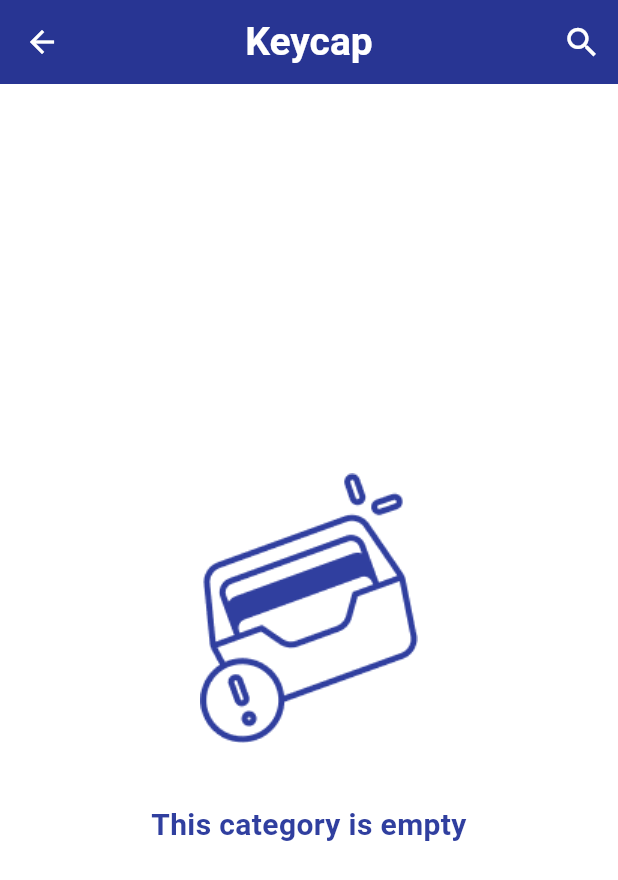
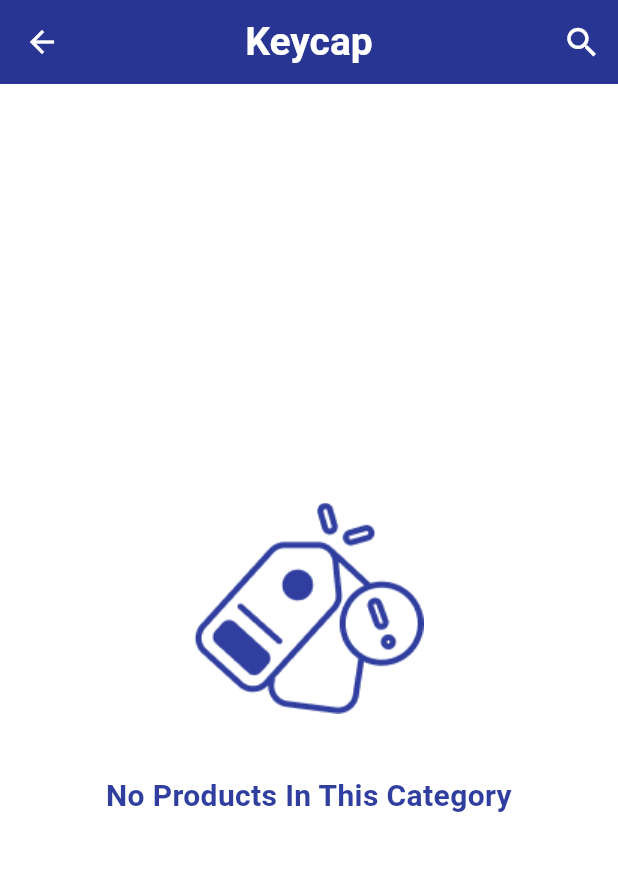
Before and after one commit to nggiahuy09/keyboard_shop, a Flutter app: the MyCategoriesPage screen opened directly, after a tap on "Keycap", on a phone screen of 412 x 824 dp. Shown: the top 880 px of the screen. Run offline on Flutter 3.47's test engine with Material 3 defaults, Android fonts, the light colour scheme and no system bars; our stand-ins replace badges, card_swiper, cloud_firestore, firebase_auth, firebase_core, flutter_iconly and 3 more; accounts and stored records are empty.

Commit message:
feat: search product by name

```diff
--- a/lib/pages/categories_page.dart
+++ b/lib/pages/categories_page.dart
@@ -30,7 +30,10 @@ class MyCategoriesPage extends StatelessWidget {
                 Navigator.of(context).push(
                   MaterialPageRoute(
                     builder: (context) {
-                      return ViewAllPage(title: category[index].name);
+                      return ViewAllPage(
+                        title: category[index].name,
+                        isCategoryPage: true,
+                      );
                     },
                   ),
                 );
--- a/lib/pages/fetch_page.dart
+++ b/lib/pages/fetch_page.dart
@@ -13,7 +13,7 @@ class FetchScreen extends StatefulWidget {
 class _FetchScreenState extends State<FetchScreen> {
   @override
   void initState() {
-    Future.delayed(const Duration(microseconds: 8)).then(
+    Future.delayed(const Duration(microseconds: 5)).then(
       (_) async {
         final productsProvider = Provider.of<ProductsProvider>(context, listen: false);
         await productsProvider.fetchProducts();
--- a/lib/pages/view_all_page.dart
+++ b/lib/pages/view_all_page.dart
@@ -25,8 +25,15 @@ class ViewAllPage extends StatefulWidget {
 
 class _ViewAllPageState extends State<ViewAllPage> {
   final TextEditingController _searchTextController = TextEditingController();
+  List<ProductModel> products = [];
 
   var isSearching = false;
+
+  @override
+  void initState() {
+    products = _getProducts(context);
+    super.initState();
+  }
 
   @override
   void dispose() {
@@ -35,13 +42,13 @@ class _ViewAllPageState extends State<ViewAllPage> {
   }
 
   List<ProductModel> _getProducts(BuildContext context) {
-    final productsProvider = Provider.of<ProductsProvider>(context);
+    final productsProvider = Provider.of<ProductsProvider>(context, listen: false);
 
     final products = widget.isCategoryPage
-        ? widget.isSalePage
+        ? productsProvider.findByCategory(widget.title)
+        : widget.isSalePage
             ? productsProvider.saleProducts
-            : productsProvider.products
-        : productsProvider.findByCategory(widget.title);
+            : productsProvider.products;
 
     return products;
   }
@@ -49,7 +56,6 @@ class _ViewAllPageState extends State<ViewAllPage> {
   @override
   Widget build(BuildContext context) {
     final screenSize = Utils(context).screenSize;
-    final products = _getProducts(context);
 
     return Scaffold(
       appBar: AppBar(
@@ -79,6 +85,7 @@ class _ViewAllPageState extends State<ViewAllPage> {
                   onPressed: () {
                     setState(() {
                       _searchTextController.clear();
+                      products = _getProducts(context);
                     });
                   }),
         ],
@@ -86,7 +93,9 @@ class _ViewAllPageState extends State<ViewAllPage> {
             ? TextField(
                 controller: _searchTextController,
                 onChanged: (value) {
-                  setState(() {});
+                  setState(() {
+                    products = Provider.of<ProductsProvider>(context, listen: false).findByName(value);
+                  });
                 },
                 onSubmitted: (value) {},
                 style: TextStyle(
@@ -111,9 +120,9 @@ class _ViewAllPageState extends State<ViewAllPage> {
       ),
       // body: const EmptyPage(description: 'No Product Item on Sale',),
       body: products.isEmpty
-          ? const EmptyPage(
-              description: 'This category is empty',
-              type: ConstEmptyPage.CART,
+          ? EmptyPage(
+              description: widget.isCategoryPage ? 'No Products In This Category' : 'No Search Results',
+              type: ConstEmptyPage.ORDER,
             )
           : SingleChildScrollView(
               child: Column(
--- a/lib/providers/products_provider.dart
+++ b/lib/providers/products_provider.dart
@@ -43,6 +43,10 @@ class ProductsProvider with ChangeNotifier {
 
   List<ProductModel> findByCategory(String category) {
     return _productsList.where((element) => element.category.toLowerCase() == category.toLowerCase()).toList();
+  }
+
+  List<ProductModel> findByName(String name) {
+    return _productsList.where((element) => element.title.toLowerCase().contains(name.toLowerCase())).toList();
   }
 
   double findPriceById(String id) {
```
